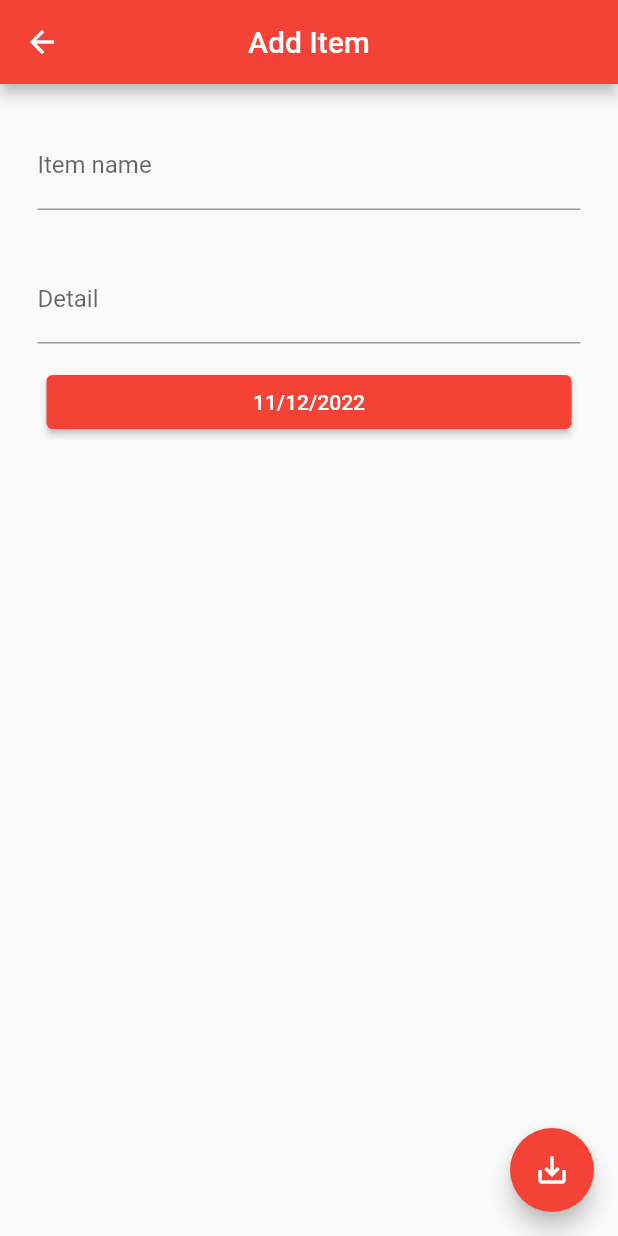
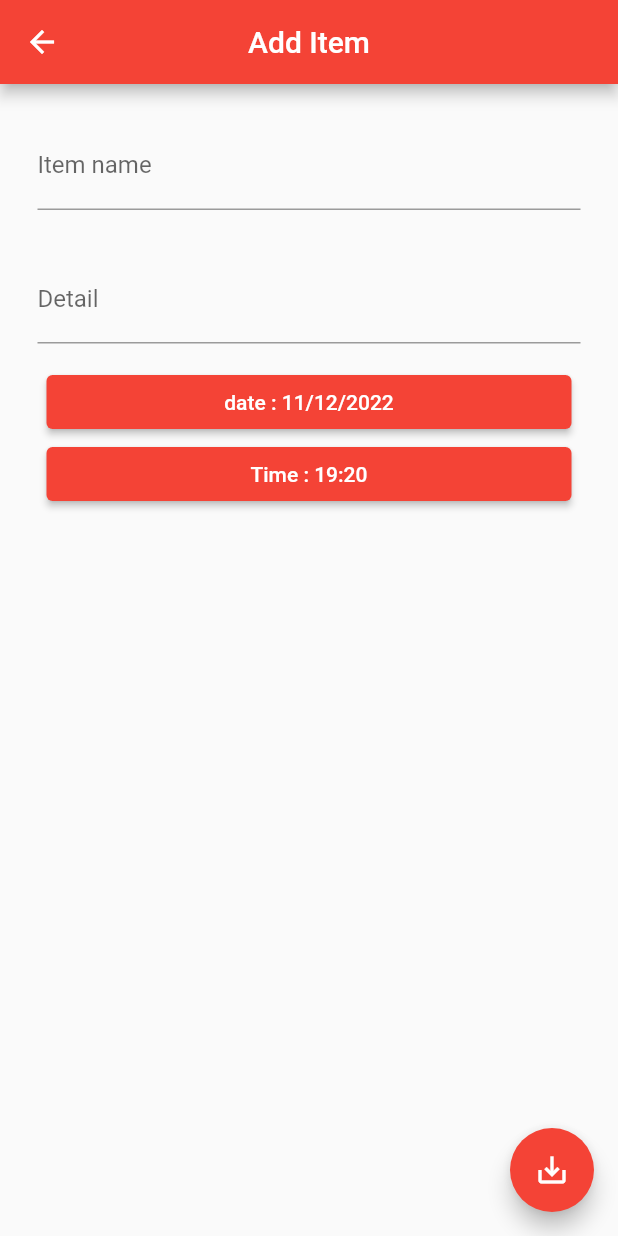
Before and after one commit to RachataS/DevFMI, a Flutter app: the AddItemScreen screen opened directly, after a tap on the "save alt" icon, on a phone screen of 412 x 824 dp. Run offline on Flutter 3.47's test engine with Material 2 defaults, Android fonts, the phone set to English and light mode, and no system bars; our stand-ins replace animated_search_bar, cloud_firestore, firebase_auth, firebase_core, fluttertoast, form_field_validator and 1 more; accounts and stored records are empty.

Commit message:
add function add item littlebit

```diff
--- a/findmyitems/lib/screen/AddItem.dart
+++ b/findmyitems/lib/screen/AddItem.dart
@@ -1,6 +1,12 @@
+import 'package:cloud_firestore/cloud_firestore.dart';
+import 'package:findmyitems/model/Items.dart';
+import 'package:findmyitems/screen/ListItems.dart';
+import 'package:firebase_auth/firebase_auth.dart';
+import 'package:firebase_core/firebase_core.dart';
 import 'package:flutter/material.dart';
 import 'package:flutter/src/widgets/container.dart';
 import 'package:flutter/src/widgets/framework.dart';
+import 'package:fluttertoast/fluttertoast.dart';
 import 'package:form_field_validator/form_field_validator.dart';
 
 class AddItemScreen extends StatefulWidget {
@@ -11,13 +17,17 @@ class AddItemScreen extends StatefulWidget {
 }
 
 class _AddItemScreenState extends State<AddItemScreen> {
-  DateTime dateTime = DateTime(
-    2022,
-    12,
-    11,
-  );
+  final formKey = GlobalKey<FormState>();
+  ItemsModel _itemsModel = ItemsModel();
+  DateTime dateTime = DateTime(2022, 12, 11, 19, 20);
+  final Future<FirebaseApp> firebase = Firebase.initializeApp();
+  CollectionReference _notgoogleprofileCollection =
+      FirebaseFirestore.instance.collection("Items");
+
   @override
   Widget build(BuildContext context) {
+    final hours = dateTime.hour.toString().padLeft(2, '0');
+    final minutes = dateTime.minute.toString().padLeft(2, '0');
     return Scaffold(
       appBar: AppBar(
         title: Text("Add Item"),
@@ -25,6 +35,7 @@ class _AddItemScreenState extends State<AddItemScreen> {
       ),
       body: Container(
         child: Form(
+          key: formKey,
           child: Padding(
             padding: const EdgeInsets.fromLTRB(10, 10, 10, 10),
             child: SingleChildScrollView(
@@ -57,7 +68,7 @@ class _AddItemScreenState extends State<AddItemScreen> {
                     width: 350,
                     child: ElevatedButton(
                       child: Text(
-                          '${dateTime.day}/${dateTime.month}/${dateTime.year}'),
+                          'date : ${dateTime.day}/${dateTime.month}/${dateTime.year}'),
                       onPressed: () async {
                         final date = await pickDate();
                         if (date == null) return;
@@ -67,9 +78,31 @@ class _AddItemScreenState extends State<AddItemScreen> {
                           date.year,
                         );
                         setState(() => this.dateTime = dateTime);
+                        setState(
+                          () => this.dateTime = _itemsModel.date_time,
+                        );
                       },
                     ),
-                  )
+                  ),
+                  SizedBox(
+                    width: 350,
+                    child: ElevatedButton(
+                      child: Text('Time : ${hours}:${minutes}'),
+                      onPressed: () async {
+                        final time = await pickTime();
+                        if (time == null) return;
+
+                        final newDateTime = DateTime(
+                          dateTime.day,
+                          dateTime.month,
+                          dateTime.year,
+                          time.hour,
+                          time.minute,
+                        );
+                        setState((() => dateTime = newDateTime));
+                      },
+                    ),
+                  ),
                 ],
               ),
             ),
@@ -77,7 +110,19 @@ class _AddItemScreenState extends State<AddItemScreen> {
         ),
       ),
       floatingActionButton: FloatingActionButton(
-        onPressed: () {},
+        onPressed: () {
+          if (formKey.currentState!.validate()) {
+            formKey.currentState?.save();
+
+            Fluttertoast.showToast(
+                msg: "บันทึกข้อมูลสำเร็จ", gravity: ToastGravity.TOP);
+            Navigator.pushReplacement(context,
+                MaterialPageRoute(builder: (context) {
+              return ListItemsScreen();
+            }));
+          }
+          formKey.currentState?.reset();
+        },
         child: const Icon(Icons.save_alt_outlined),
       ),
     );
@@ -88,4 +133,8 @@ class _AddItemScreenState extends State<AddItemScreen> {
       initialDate: dateTime,
       firstDate: DateTime(1900),
       lastDate: DateTime(2200));
+
+  Future<TimeOfDay?> pickTime() => showTimePicker(
+      context: context,
+      initialTime: TimeOfDay(hour: dateTime.hour, minute: dateTime.minute));
 }
```
